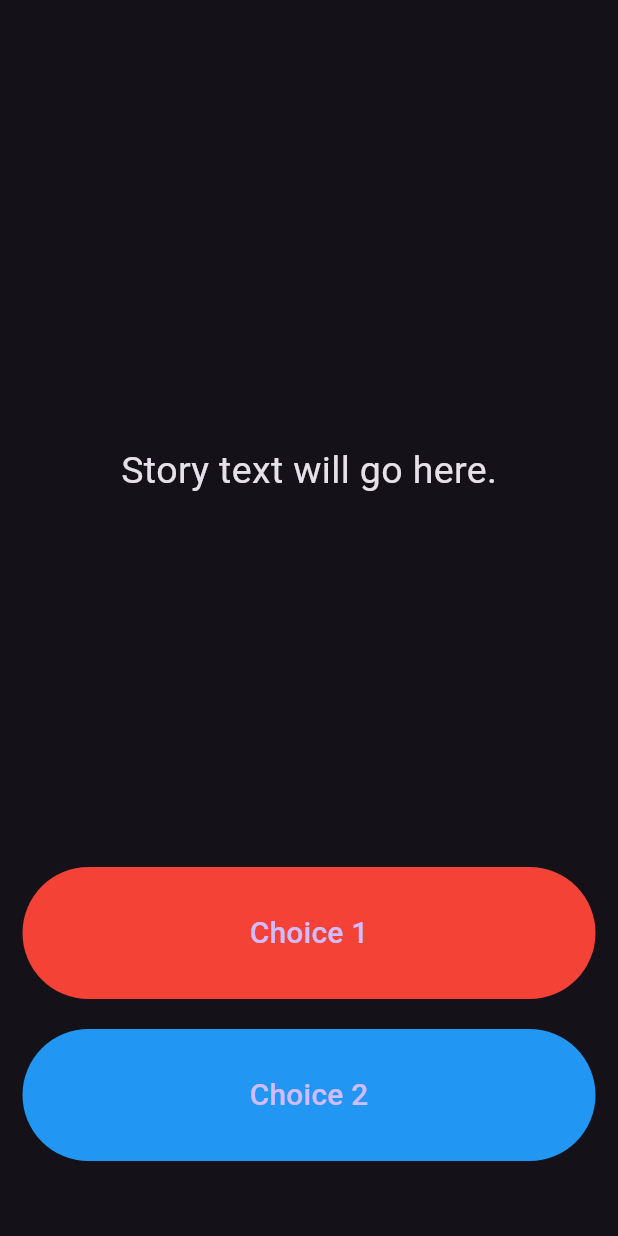
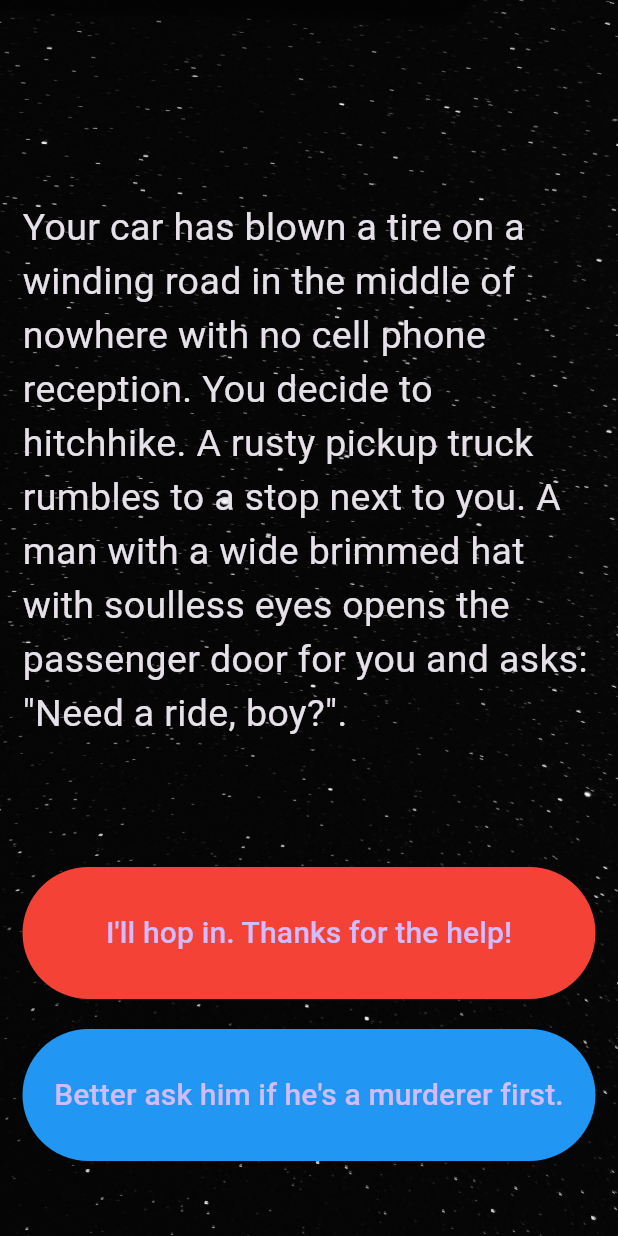
Before and after one commit to xdelmo/the_complete_flutter_development_bootcamp_with_dart, a Flutter app: the screen it shows after launch, on a phone screen of 412 x 824 dp. Run offline on Flutter 3.47's test engine with Material 3 defaults, Android fonts, the phone set to English and light mode, and no system bars; our stand-ins replace audioplayers, rflutter_alert.

Commit message:
first 20 steps

```diff
--- a/destini/lib/main.dart
+++ b/destini/lib/main.dart
@@ -1,3 +1,4 @@
+import 'package:destini_challenge_starting/story_brain.dart';
 import 'package:flutter/material.dart';
 
 //TODO: Step 15 - Run the app and see if you can see the screen update with the first story. Delete this TODO if it looks as you expected.
@@ -14,6 +15,7 @@
 }
 
 //TODO: Step 9 - Create a new storyBrain object from the StoryBrain class.
+StoryBrain storyBrain = StoryBrain();
 
 class StoryPage extends StatefulWidget {
   _StoryPageState createState() => _StoryPageState();
@@ -25,6 +27,12 @@
     return Scaffold(
       body: Container(
         //TODO: Step 1 - Add background.png to this Container as a background image.
+        decoration: BoxDecoration(
+          image: DecorationImage(
+            image: AssetImage("images/bg-destini.jpg"),
+            fit: BoxFit.cover,
+          ),
+        ),
         padding: EdgeInsets.symmetric(vertical: 50.0, horizontal: 15.0),
         constraints: BoxConstraints.expand(),
         child: SafeArea(
@@ -36,7 +44,7 @@
                 child: Center(
                   child: Text(
                     //TODO: Step 10 - use the storyBrain to get the first story title and display it in this Text Widget.
-                    'Story text will go here.',
+                    getStory(),
                     style: TextStyle(
                       fontSize: 25.0,
                     ),
@@ -49,13 +57,14 @@
                   onPressed: () {
                     //Choice 1 made by user.
                     //TODO: Step 18 - Call the nextStory() method from storyBrain and pass the number 1 as the choice made by the user.
+                    nextStory(1);
                   },
                   style: TextButton.styleFrom(
                     backgroundColor: Colors.red,
                   ),
                   child: Text(
                     //TODO: Step 13 - Use the storyBrain to get the text for choice 1.
-                    'Choice 1',
+                    getChoice1(),
                     style: TextStyle(
                       fontSize: 20.0,
                     ),
@@ -73,13 +82,14 @@
                   onPressed: () {
                     //Choice 2 made by user.
                     //TODO: Step 19 - Call the nextStory() method from storyBrain and pass the number 2 as the choice made by the user.
+                    nextStory(2);
                   },
                   style: TextButton.styleFrom(
                     backgroundColor: Colors.blue,
                   ),
                   child: Text(
                     //TODO: Step 14 - Use the storyBrain to get the text for choice 2.
-                    'Choice 2',
+                    getChoice2(),
                     style: TextStyle(
                       fontSize: 20.0,
                     ),
--- a/destini/lib/story_brain.dart
+++ b/destini/lib/story_brain.dart
@@ -1,55 +1,65 @@
 //TODO: Step 6 - import the story.dart file into this file.
+import 'package:destini_challenge_starting/story.dart';
 
 //TODO: Step 5 - Create a new class called StoryBrain.
+class StoryBrain {}
 
 //TODO: Step 7 - Uncomment the lines below to include storyData as a private property in StoryBrain. Hint: You might need to change something in story.dart to make this work.
-
-//List<Story> _storyData = [
-//  Story(
-//      storyTitle:
-//      'Your car has blown a tire on a winding road in the middle of nowhere with no cell phone reception. You decide to hitchhike. A rusty pickup truck rumbles to a stop next to you. A man with a wide brimmed hat with soulless eyes opens the passenger door for you and asks: "Need a ride, boy?".',
-//      choice1: 'I\'ll hop in. Thanks for the help!',
-//      choice2: 'Better ask him if he\'s a murderer first.'),
-//  Story(
-//      storyTitle: 'He nods slowly, unphased by the question.',
-//      choice1: 'At least he\'s honest. I\'ll climb in.',
-//      choice2: 'Wait, I know how to change a tire.'),
-//  Story(
-//      storyTitle:
-//      'As you begin to drive, the stranger starts talking about his relationship with his mother. He gets angrier and angrier by the minute. He asks you to open the glovebox. Inside you find a bloody knife, two severed fingers, and a cassette tape of Elton John. He reaches for the glove box.',
-//      choice1: 'I love Elton John! Hand him the cassette tape.',
-//      choice2: 'It\'s him or me! You take the knife and stab him.'),
-//  Story(
-//      storyTitle:
-//      'What? Such a cop out! Did you know traffic accidents are the second leading cause of accidental death for most adult age groups?',
-//      choice1: 'Restart',
-//      choice2: ''),
-//  Story(
-//      storyTitle:
-//      'As you smash through the guardrail and careen towards the jagged rocks below you reflect on the dubious wisdom of stabbing someone while they are driving a car you are in.',
-//      choice1: 'Restart',
-//      choice2: ''),
-//  Story(
-//      storyTitle:
-//      'You bond with the murderer while crooning verses of "Can you feel the love tonight". He drops you off at the next town. Before you go he asks you if you know any good places to dump bodies. You reply: "Try the pier".',
-//      choice1: 'Restart',
-//      choice2: '')
-//];
+List<Story> _storyData = [
+  Story(
+      storyTitle:
+          'Your car has blown a tire on a winding road in the middle of nowhere with no cell phone reception. You decide to hitchhike. A rusty pickup truck rumbles to a stop next to you. A man with a wide brimmed hat with soulless eyes opens the passenger door for you and asks: "Need a ride, boy?".',
+      choice1: 'I\'ll hop in. Thanks for the help!',
+      choice2: 'Better ask him if he\'s a murderer first.'),
+  Story(
+      storyTitle: 'He nods slowly, unphased by the question.',
+      choice1: 'At least he\'s honest. I\'ll climb in.',
+      choice2: 'Wait, I know how to change a tire.'),
+  Story(
+      storyTitle:
+          'As you begin to drive, the stranger starts talking about his relationship with his mother. He gets angrier and angrier by the minute. He asks you to open the glovebox. Inside you find a bloody knife, two severed fingers, and a cassette tape of Elton John. He reaches for the glove box.',
+      choice1: 'I love Elton John! Hand him the cassette tape.',
+      choice2: 'It\'s him or me! You take the knife and stab him.'),
+  Story(
+      storyTitle:
+          'What? Such a cop out! Did you know traffic accidents are the second leading cause of accidental death for most adult age groups?',
+      choice1: 'Restart',
+      choice2: ''),
+  Story(
+      storyTitle:
+          'As you smash through the guardrail and careen towards the jagged rocks below you reflect on the dubious wisdom of stabbing someone while they are driving a car you are in.',
+      choice1: 'Restart',
+      choice2: ''),
+  Story(
+      storyTitle:
+          'You bond with the murderer while crooning verses of "Can you feel the love tonight". He drops you off at the next town. Before you go he asks you if you know any good places to dump bodies. You reply: "Try the pier".',
+      choice1: 'Restart',
+      choice2: '')
+];
 
 //TODO: Step 23 - Use the storyNumber property inside getStory(), getChoice1() and getChoice2() so that it gets the updated story and choices rather than always just the first (0th) one.
 
 //TODO: Step 8 - Create a method called getStory() that returns the first storyTitle from _storyData.
+String getStory() {
+  return _storyData[0].storyTitle;
+}
 
 //TODO: Step 11 - Create a method called getChoice1() that returns the text for the first choice1 from _storyData.
+String getChoice1() {
+  return _storyData[0].choice1;
+}
 
 //TODO: Step 12 - Create a method called getChoice2() that returns the text for the first choice2 from _storyData.
+String getChoice2() {
+  return _storyData[0].choice2;
+}
 
 //TODO: Step 25 - Change the storyNumber property into a private property so that only story_brain.dart has access to it. You can do this by right clicking on the name (storyNumber) and selecting Refactor -> Rename to make the change across all the places where it's used.
 
 //TODO: Step 16 - Create a property called storyNumber which starts with a value of 0. This will be used to track which story the user is currently viewing.
-
+int storyNumber = 0;
 //TODO: Step 17 - Create a method called nextStory(), it should not have any outputs but it should have 1 input called choiceNumber which will be the choice number (int) made by the user.
-
+void nextStory(int choiceNumber) {}
 //TODO: Step 20 - Download the story plan here: https://drive.google.com/uc?export=download&id=1KU6EghkO9Hf2hRM0756xFHgNaZyGCou3
 
 //TODO: Step 21 - Using the story plan, update nextStory() to change the storyNumber depending on the choice made by the user. e.g. if choiceNumber was equal to 1 and the storyNumber is 0, the storyNumber should become 2.
```
Also changed, not shown: destini/lib/story.dart (+8 -2 lines), destini/images/background.png (deleted), destini/images/bg-destini.jpg (added).
